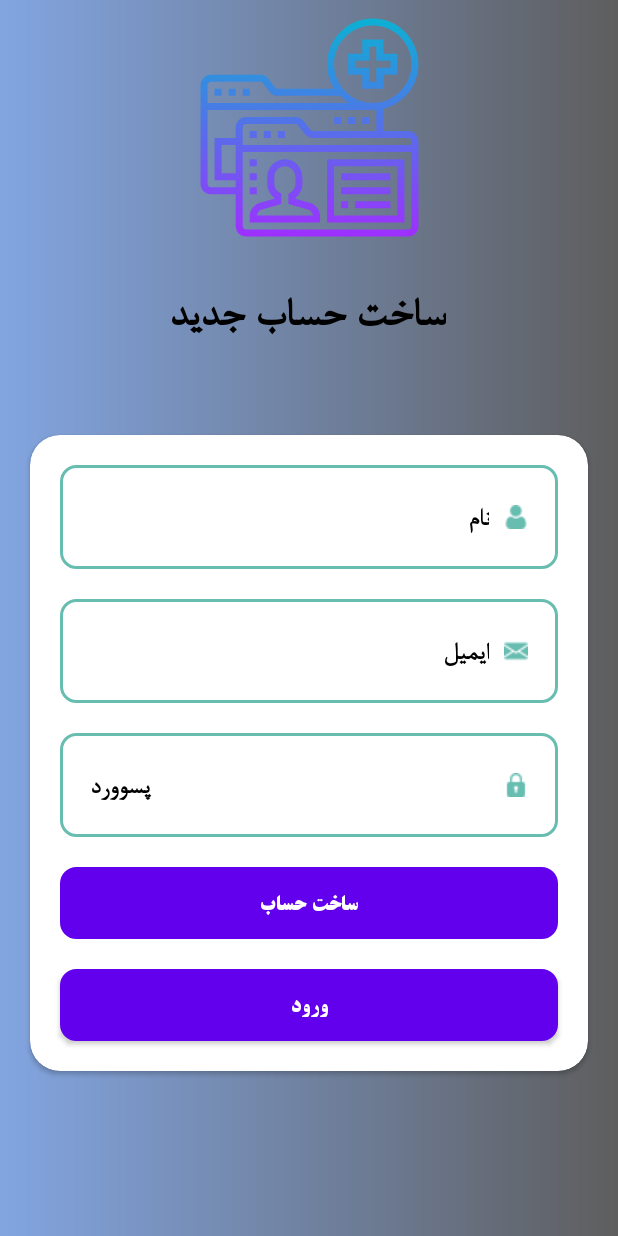
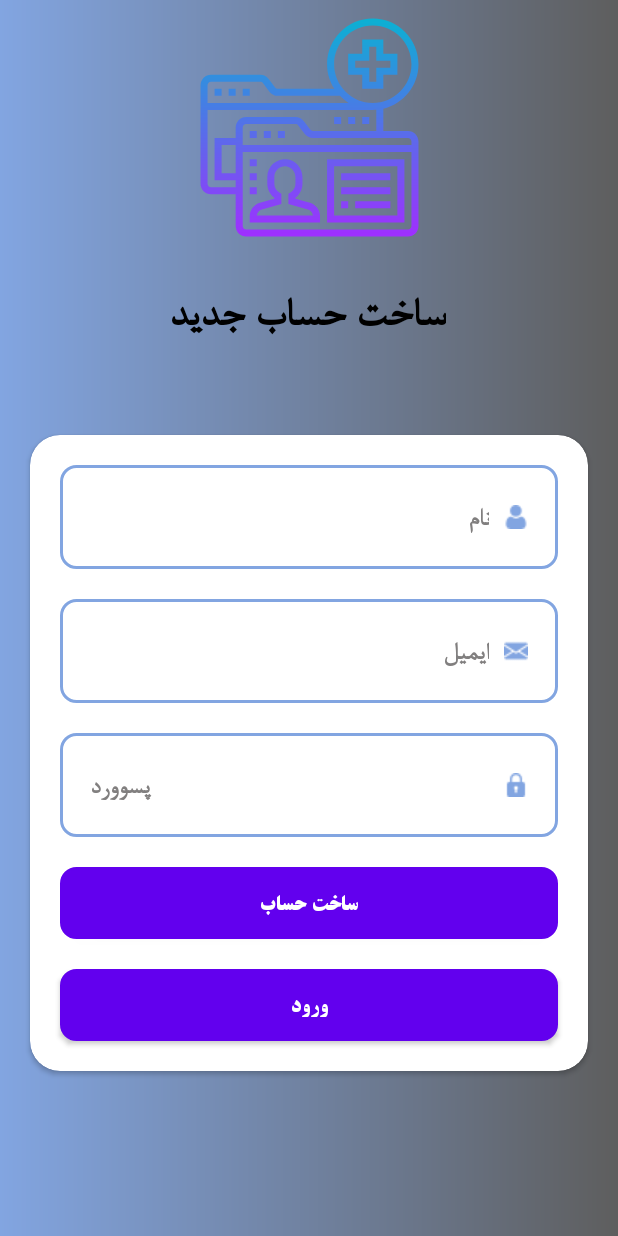
Before and after one commit to ZahraPeyghan/Project-Online-management, an Android app: the SignupActivity screen opened directly, with no data from a screen before it, on a phone screen of 412 x 824 dp. Run offline under Robolectric (Android 15) with nearby library versions, the phone set to English and light mode, and no system bars; our stand-ins replace Firebase (no records; nobody signed in at launch, a user with empty details on screens opened directly); Roboto replaces fonts that are not available here.

```diff
--- a/app/build.gradle
+++ b/app/build.gradle
@@ -38,6 +38,7 @@ dependencies {
     implementation 'com.google.android.material:material:1.3.0'
     implementation 'androidx.constraintlayout:constraintlayout:2.0.4'
     implementation 'com.airbnb.android:lottie:3.4.1'
+    implementation 'androidx.legacy:legacy-support-v4:1.0.0'
     testImplementation 'junit:junit:4.+'
     androidTestImplementation 'androidx.test.ext:junit:1.1.2'
     androidTestImplementation 'androidx.test.espresso:espresso-core:3.3.0'
--- a/app/src/main/res/drawable/buttonstyle.xml
+++ b/app/src/main/res/drawable/buttonstyle.xml
@@ -1,6 +1,6 @@
 <?xml version="1.0" encoding="utf-8"?>
 <shape xmlns:android="http://schemas.android.com/apk/res/android">
-<solid android:color="#89B6E6"/>
+<solid android:color="@color/purple"/>
     <corners android:radius="10dp"/>
-    <stroke android:color="#68BDB1" android:width="2dp"/>
+    <stroke android:color="@color/purple" android:width="2dp"/>
 </shape>
--- a/app/src/main/res/drawable/edittextstyle.xml
+++ b/app/src/main/res/drawable/edittextstyle.xml
@@ -1,5 +1,5 @@
 <?xml version="1.0" encoding="utf-8"?>
 <shape xmlns:android="http://schemas.android.com/apk/res/android">
-<stroke android:color="#68BDB1" android:width="2dp"/>
+<stroke android:color="@color/purple" android:width="2dp"/>
     <corners android:radius="10dp"/>
 </shape>
--- a/app/src/main/res/layout/activity_signup.xml
+++ b/app/src/main/res/layout/activity_signup.xml
@@ -59,14 +59,15 @@
                 android:background="@drawable/edittextstyle"
                 android:drawableRight="@drawable/user"
                 android:drawablePadding="10dp"
-                android:drawableTint="#68BDB1"
+                android:drawableTint="@color/purple"
                 android:ems="10"
                 android:fontFamily="@font/bnazanin"
                 android:hint="نام"
                 android:inputType="textPersonName"
                 android:padding="20dp"
                 android:textAlignment="textStart"
-                android:textColorHint="@color/black"
+                android:textColor="@color/black"
+                android:textColorHint="@color/shadow"
                 android:textStyle="bold" />
 
             <EditText
@@ -77,14 +78,15 @@
                 android:background="@drawable/edittextstyle"
                 android:drawableRight="@drawable/email"
                 android:drawablePadding="10dp"
-                android:drawableTint="#68BDB1"
+                android:drawableTint="@color/purple"
                 android:ems="10"
                 android:fontFamily="@font/bnazanin"
                 android:hint="ایمیل"
                 android:inputType="textEmailAddress"
                 android:padding="20dp"
                 android:textAlignment="textStart"
-                android:textColorHint="@color/black"
+                android:textColor="@color/black"
+                android:textColorHint="@color/shadow"
                 android:textStyle="bold" />
 
             <EditText
@@ -95,14 +97,15 @@
                 android:background="@drawable/edittextstyle"
                 android:drawableRight="@drawable/pass"
                 android:drawablePadding="10dp"
-                android:drawableTint="#68BDB1"
+                android:drawableTint="@color/purple"
                 android:ems="10"
                 android:fontFamily="@font/bnazanin"
                 android:hint="پسوورد"
                 android:inputType="textPassword"
                 android:padding="20dp"
                 android:textAlignment="textStart"
-                android:textColorHint="@color/black"
+                android:textColor="@color/black"
+                android:textColorHint="@color/shadow"
                 android:textStyle="bold" />
 
             <Button
@@ -112,7 +115,9 @@
                 android:layout_margin="10dp"
                 android:background="@drawable/buttonstyle"
                 android:fontFamily="@font/titr"
-                android:text="ساخت حساب" />
+                android:text="ساخت حساب"
+                android:textAlignment="center"
+                android:textColor="@color/white" />
 
             <Button
                 android:id="@+id/loginbtn"
@@ -121,7 +126,8 @@
                 android:layout_margin="10dp"
                 android:background="@drawable/buttonstyle"
                 android:fontFamily="@font/titr"
-                android:text="ورود" />
+                android:text="ورود"
+                android:textColor="@color/white" />
 
         </LinearLayout>
     </androidx.cardview.widget.CardView>
--- a/app/src/main/res/values/strings.xml
+++ b/app/src/main/res/values/strings.xml
@@ -1,3 +1,5 @@
 <resources>
     <string name="app_name">Online Management</string>
+    <!-- TODO: Remove or change this placeholder text -->
+    <string name="hello_blank_fragment">Hello blank fragment</string>
 </resources>
```
Also changed, not shown: app/src/main/java/com/example/onlinemanagement/IncomeFragment.java (added, +25 -0 lines), app/src/main/res/layout/activity_login.xml (+10 -6 lines), app/src/main/res/layout/fragment_income.xml (added, +172 -0 lines), app/src/main/res/menu/menu.xml (+4 -4 lines), app/src/main/res/drawable/date.png (added), app/src/main/res/drawable/dollar.png (added), app/src/main/res/drawable/page.png (added), app/src/main/res/drawable/plustext.png (added), app/src/main/res/drawable/pricetag.png (added), app/src/main/res/drawable/wallet.png (added).
